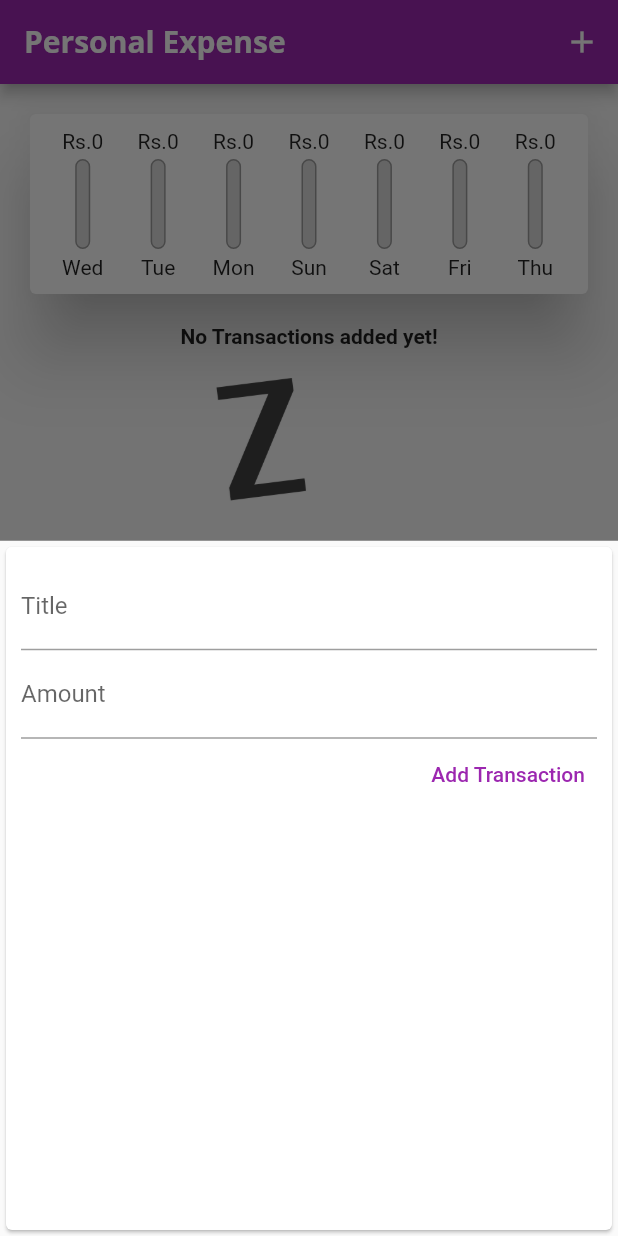
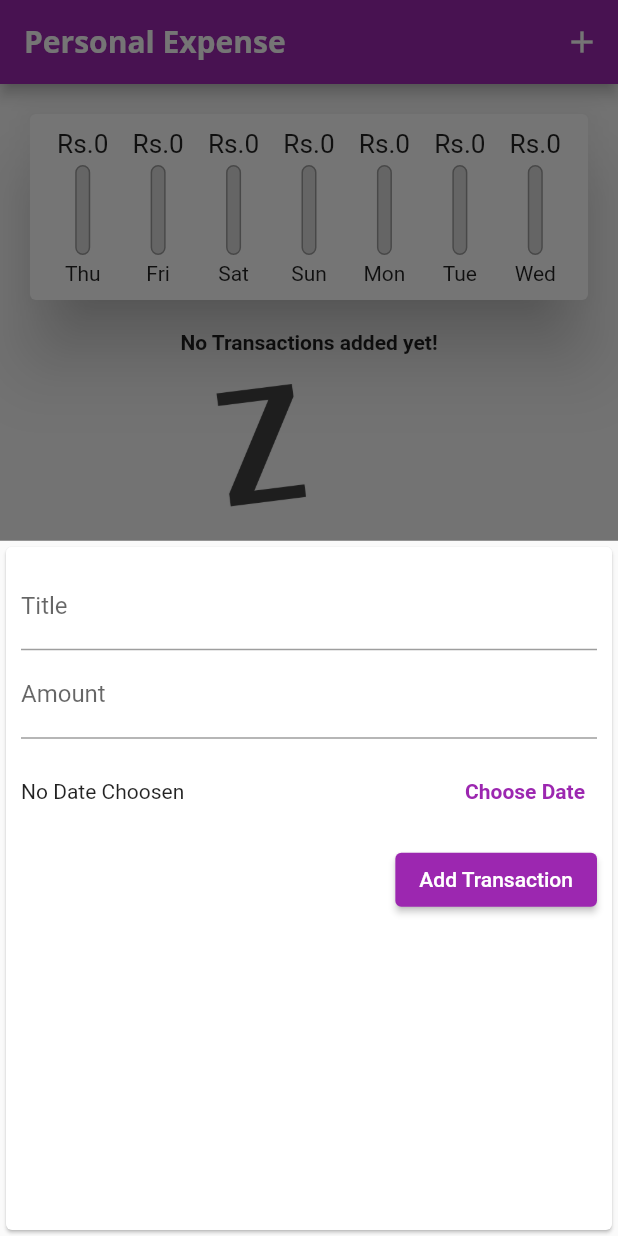
Before and after one commit to eddy1006/Personal-Expenses, a Flutter app: the screen it shows after launch, after a tap on the "add" icon, on a phone screen of 412 x 824 dp. Run offline on Flutter 3.47's test engine with Material 2 defaults, Android fonts, the phone set to English and light mode, and no system bars.

Commit message:
Added the date picker

```diff
--- a/lib/widgets/chart.dart
+++ b/lib/widgets/chart.dart
@@ -18,7 +18,7 @@ class Chart extends StatelessWidget {
         }
       }
       return {'day': DateFormat.E().format(weekDay), 'amount': totalAmount};
-    });
+    }).reversed.toList();
   }
 
   double get totalSpending {
--- a/lib/widgets/chart_bar.dart
+++ b/lib/widgets/chart_bar.dart
@@ -11,7 +11,10 @@ class ChartBar extends StatelessWidget {
   Widget build(BuildContext context) {
     return Column(
       children: [
-        FittedBox(child: Text('Rs.' + amountSpent.toStringAsFixed(0))),
+        Container(
+            height: 20,
+            child:
+                FittedBox(child: Text('Rs.' + amountSpent.toStringAsFixed(0)))),
         SizedBox(
           height: 4,
         ),
--- a/lib/widgets/new_transaction.dart
+++ b/lib/widgets/new_transaction.dart
@@ -1,4 +1,5 @@
 import 'package:flutter/material.dart';
+import 'package:intl/intl.dart';
 
 class NewTransaction extends StatefulWidget {
   final Function addTx;
@@ -14,6 +15,8 @@ class _NewTransactionState extends State<NewTransaction> {
 
   final amountController = TextEditingController();
 
+  DateTime _selectedDate = DateTime(1999);
+
   void submitData() {
     final titleText = titleController.text;
     final amountText = double.parse(amountController.text);
@@ -23,6 +26,23 @@ class _NewTransactionState extends State<NewTransaction> {
     print(amountController.text);
     widget.addTx(titleText, amountText);
     Navigator.pop(context);
+  }
+
+  void _pickDate() {
+    showDatePicker(
+            context: context,
+            initialDate: DateTime.now(),
+            firstDate: DateTime(2019),
+            lastDate: DateTime.now())
+        .then((pickedDate) {
+      if (pickedDate == null)
+        return;
+      else {
+        setState(() {
+          _selectedDate = pickedDate;
+        });
+      }
+    });
   }
 
   @override
@@ -52,14 +72,38 @@ class _NewTransactionState extends State<NewTransaction> {
                 submitData();
               },
             ),
-            TextButton(
-                child: Text(
-                  'Add Transaction',
-                  style: TextStyle(
-                    color: Colors.purple,
+            Container(
+              height: 70,
+              child: Row(
+                children: [
+                  Expanded(
+                    child: Text(
+                      _selectedDate == DateTime(1999)
+                          ? 'No Date Choosen'
+                          : 'Picked Date: ${DateFormat.yMd().format(_selectedDate)}',
+                    ),
                   ),
+                  TextButton(
+                    child: Text(
+                      'Choose Date',
+                      style: TextStyle(
+                          color: Theme.of(context).primaryColor,
+                          fontWeight: FontWeight.bold),
+                    ),
+                    onPressed: _pickDate,
+                  )
+                ],
+              ),
+            ),
+            ElevatedButton(
+              child: Text(
+                'Add Transaction',
+                style: TextStyle(
+                  color: Colors.white,
                 ),
-                onPressed: submitData),
+              ),
+              onPressed: submitData,
+            ),
           ],
         ),
       ),
```
